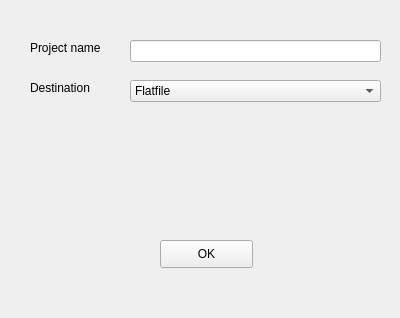
Before: the Qt Designer form ui/designs/new_project.ui in trannguyenhan/data-integration, drawn with Qt 5.
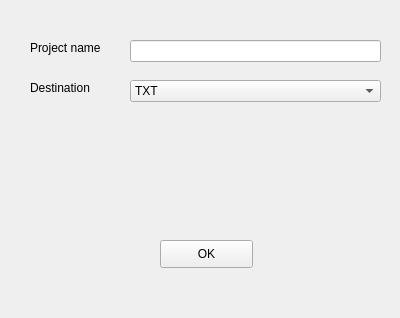
After: the same form once the commit is applied.

```diff
--- a/ui/designs/new_project.ui
+++ b/ui/designs/new_project.ui
@@ -73,7 +73,7 @@
    </property>
    <item>
     <property name="text">
-     <string>Flatfile</string>
+     <string>TXT</string>
     </property>
    </item>
    <item>
```
Left out of the diff: 13 changed lines with no effect on the pictures.
